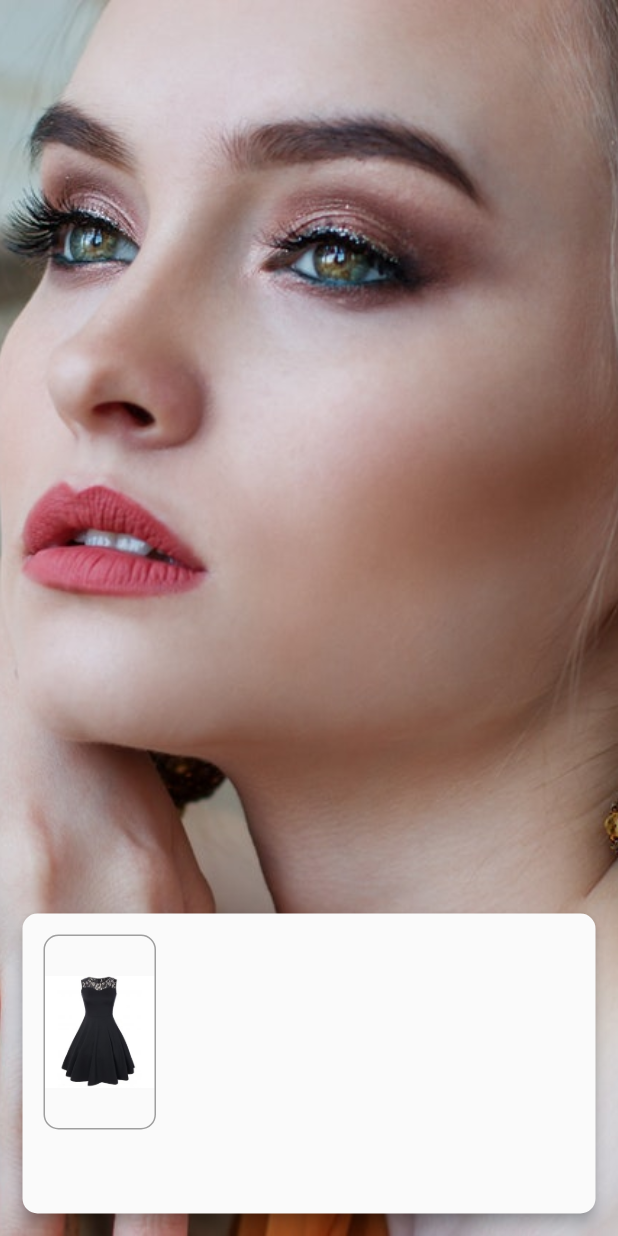
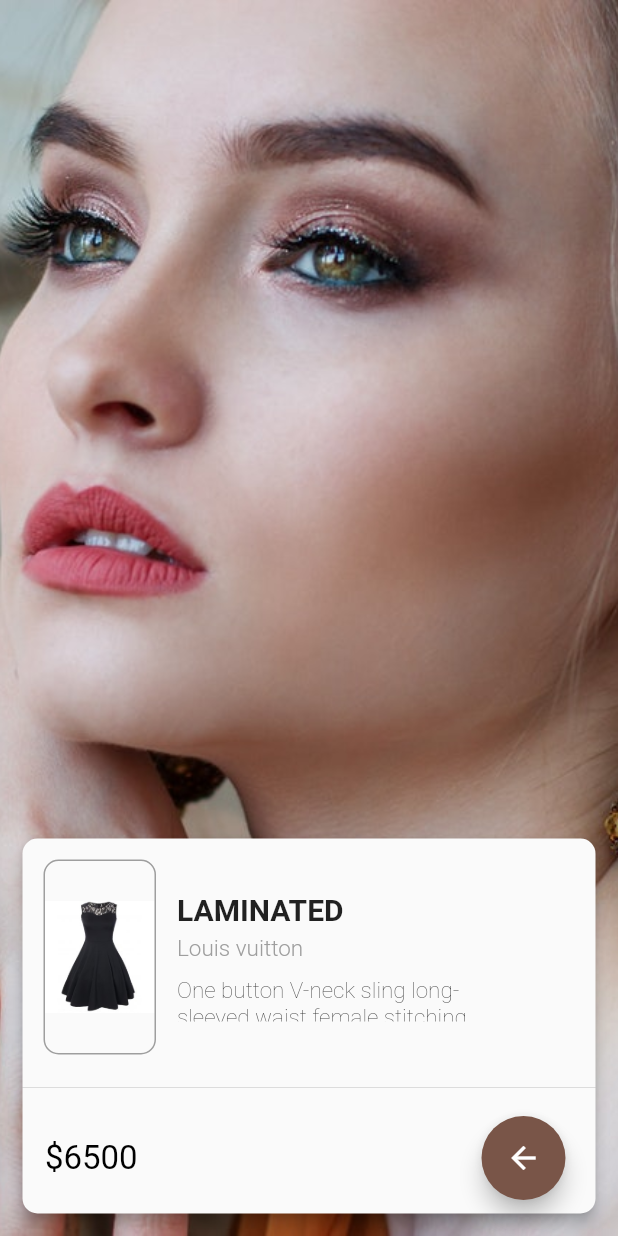
Before and after one commit to Gokdenizsari/Flutter_fashion_app, a Flutter app: the Detail screen opened directly, on a phone screen of 412 x 824 dp. Run offline on Flutter 3.47's test engine with Material 2 defaults, Android fonts, the phone set to English and light mode, and no system bars; Roboto replaces fonts that are missing (Montserrat).

Commit message:
Update detail.dart

```diff
--- a/lib/detail.dart
+++ b/lib/detail.dart
@@ -14,7 +14,8 @@ class _DetailState extends State<Detail> {
   Widget build(BuildContext context) {
     return Scaffold(
       body: Stack(
-     children: [Hero(
+        children: [
+          Hero(
             tag: widget.imgPath,
             child: Container(
               width: MediaQuery.of(context).size.width,
@@ -32,10 +33,12 @@ class _DetailState extends State<Detail> {
               borderRadius: BorderRadius.circular(10),
               elevation: 4,
               child: Container(
-              height: 200,
-              width: MediaQuery.of(context).size.width - 30,//sağdan soldan 15 verdiğimiz için toplamı 30
+                height: 250,
+                width: MediaQuery.of(context).size.width -
+                    30, //sağdan soldan 15 verdiğimiz için toplamı 30
 
-            decoration: BoxDecoration(borderRadius: BorderRadius.circular(10)),
+                decoration:
+                    BoxDecoration(borderRadius: BorderRadius.circular(10)),
                 child: Column(
                   children: [
                     Row(
@@ -48,17 +51,79 @@ class _DetailState extends State<Detail> {
                             decoration: BoxDecoration(
                               borderRadius: BorderRadius.circular(10),
                               border: Border.all(color: Colors.grey),
-                        image: DecorationImage(image: AssetImage("assets/dress.jpg"),fit:BoxFit.contain),
+                              image: DecorationImage(
+                                  image: AssetImage("assets/dress.jpg"),
+                                  fit: BoxFit.contain),
                             ),
-
+                          ),
+                        ),
+                        Column(
+                          crossAxisAlignment: CrossAxisAlignment.start,
+                          children: [
+                            Text(
+                              "LAMINATED",
+                              style: TextStyle(
+                                  fontSize: 20,
+                                  fontFamily: "Montserrat",
+                                  fontWeight: FontWeight.bold),
+                            ),
+                            SizedBox(
+                              height: 5,
+                            ),
+                            Text(
+                              "Louis vuitton",
+                              style: TextStyle(
+                                  fontSize: 15,
+                                  fontFamily: "Montserrat",
+                                  fontWeight: FontWeight.w300,
+                                  color: Colors.grey),
+                            ),
+                            SizedBox(
+                              height: 10,
+                            ),
+                            Container(
+                              width: MediaQuery.of(context).size.width - 180,
+                              height: 30,
+                              child: Text(
+                                "One button V-neck sling long-sleeved waist female stitching dress",
+                                style: TextStyle(
+                                    fontSize: 15,
+                                    fontFamily: "Montserrat",
+                                    fontWeight: FontWeight.w200),
+                              ),
+                            ),
+                          ],
+                        ),
+                      ],
+                    ),
+                    Divider(),
+                    Padding(
+                      padding:
+                          const EdgeInsets.only(left: 15, top: 11, bottom: 3),
+                      child: Row(
+                        mainAxisAlignment:MainAxisAlignment.spaceBetween,
+                        children: [
+                          Text(
+                            "\$6500",
+                            style: TextStyle(
+                                fontSize: 22,
+                                color: Colors.black,
+                                fontFamily: "Montserrat"),
+                          ),
+                          Container(
+                            margin: EdgeInsets.only(right: 20),
+                            child: FloatingActionButton(
+                              onPressed: () {},
+                              child: Center(child: Icon(Icons.arrow_back)),
+                              backgroundColor: Colors.brown,
                             ),
                           )
                         ],
+                      ),
                     )
                   ],
                 ),
               ),
-
             ),
           ),
         ],
```
Lines whose indentation alone changed are shown as unchanged.
